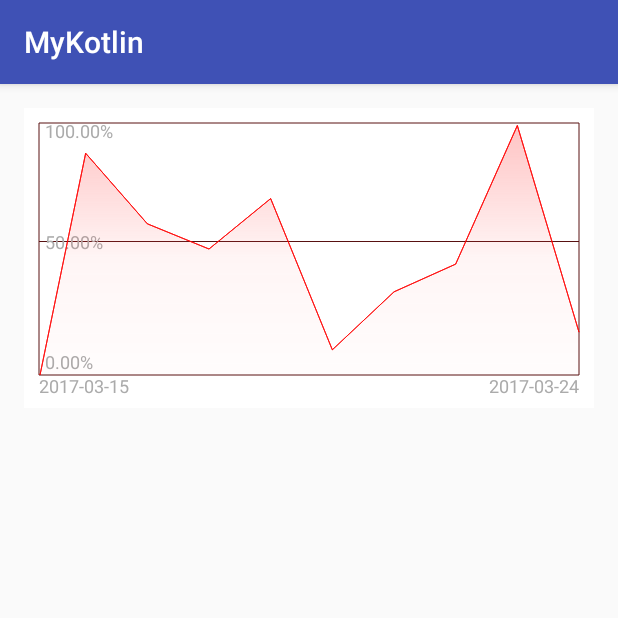
After one commit to xieenqi/KotlinLearn, an Android app: the ChartActivity screen opened directly, with no data from a screen before it, on a phone screen of 412 x 824 dp, the top half of it. The commit adds this screen. Run offline under Robolectric (Android 15) with nearby library versions, the phone set to English and light mode, and no system bars.

Commit message:
集成图表控件

```diff
--- /dev/null
+++ b/app/src/main/java/com/mykotlin/ChartActivity.kt
@@ -0,0 +1,38 @@
+package com.mykotlin
+
+import android.graphics.Color
+import android.support.v7.app.AppCompatActivity
+import android.os.Bundle
+import com.library.widget.chart.LineChartView
+import kotlinx.android.synthetic.main.activity_chart.*
+import java.util.*
+
+/*图标控件页面*/
+class ChartActivity : AppCompatActivity() {
+
+     var  mItems: ArrayList<LineChartView.ItemBean>? = null;
+
+     var  shadeColors: IntArray? = null
+
+    override fun onCreate(savedInstanceState: Bundle?) {
+        super.onCreate(savedInstanceState)
+        setContentView(R.layout.activity_chart)
+        //  初始化折线数据
+        mItems = ArrayList()
+        mItems!!.add(LineChartView.ItemBean(1489507200, 0))
+        mItems!!.add(LineChartView.ItemBean(1489593600, 88))
+        mItems!!.add(LineChartView.ItemBean(1489680000, 60))
+        mItems!!.add(LineChartView.ItemBean(1489766400, 50))
+        mItems!!.add(LineChartView.ItemBean(1489852800, 70))
+        mItems!!.add(LineChartView.ItemBean(1489939200, 10))
+        mItems!!.add(LineChartView.ItemBean(1490025600, 33))
+        mItems!!.add(LineChartView.ItemBean(1490112000, 44))
+        mItems!!.add(LineChartView.ItemBean(1490198400, 99))
+        mItems!!.add(LineChartView.ItemBean(1490284800, 17))
+
+        shadeColors = intArrayOf(Color.argb(100, 255, 86, 86), Color.argb(15, 255, 86, 86), Color.argb(0, 255, 86, 86))
+        lcv!!.items=mItems
+        lcv!!.shadeColors=shadeColors
+        lcv.startAnim(lcv,1000)
+    }
+}
--- /dev/null
+++ b/app/src/main/res/layout/activity_chart.xml
@@ -0,0 +1,24 @@
+<?xml version="1.0" encoding="utf-8"?>
+<RelativeLayout xmlns:android="http://schemas.android.com/apk/res/android"
+    xmlns:app="http://schemas.android.com/apk/res-auto"
+    xmlns:tools="http://schemas.android.com/tools"
+    android:id="@+id/activity_chart"
+    android:layout_width="match_parent"
+    android:layout_height="match_parent"
+    android:paddingBottom="@dimen/activity_vertical_margin"
+    android:paddingLeft="@dimen/activity_horizontal_margin"
+    android:paddingRight="@dimen/activity_horizontal_margin"
+    android:paddingTop="@dimen/activity_vertical_margin"
+    tools:context="com.mykotlin.ChartActivity">
+
+    <com.library.widget.chart.LineChartView
+        android:id="@+id/lcv"
+        android:layout_width="match_parent"
+        android:layout_height="200dp"
+        app:axesColor="#581111"
+        app:axesWidth="1px"
+        app:lineColor="#FF0000"
+        app:textColor="#ABABAB"
+        app:textSize="12dp" />
+
+</RelativeLayout>
--- a/app/src/main/res/layout/activity_main.xml
+++ b/app/src/main/res/layout/activity_main.xml
@@ -70,4 +70,10 @@
         android:layout_width="match_parent"
         android:layout_height="wrap_content"
         android:text="带一键删除的EditText" />
+
+    <Button
+        android:id="@+id/bt07"
+        android:layout_width="match_parent"
+        android:layout_height="wrap_content"
+        android:text="图标统计空间 折线图" />
 </LinearLayout>
--- /dev/null
+++ b/library/src/main/java/com/library/widget/chart/LineChartView.java
@@ -0,0 +1,386 @@
+package com.library.widget.chart;
+
+import android.animation.ObjectAnimator;
+import android.content.Context;
+import android.content.res.TypedArray;
+import android.graphics.Canvas;
+import android.graphics.Color;
+import android.graphics.DashPathEffect;
+import android.graphics.LinearGradient;
+import android.graphics.Paint;
+import android.graphics.Path;
+import android.graphics.PathEffect;
+import android.graphics.PathMeasure;
+import android.graphics.Shader;
+import android.util.AttributeSet;
+import android.view.View;
+import android.view.animation.LinearInterpolator;
+
+import com.library.R;
+
+import java.sql.Timestamp;
+import java.text.DateFormat;
+import java.text.SimpleDateFormat;
+import java.util.ArrayList;
+import java.util.List;
+import java.util.Locale;
+
+/**
+ * xnq 2017/3/14.
+ */
+
+public class LineChartView extends View {
+    private float xOrigin; //  x轴原点坐标
+    private float yOrigin;  //  y轴原点坐标
+    private int mMargin10;  //  10dp的间距
+    private int mWidth; //  控件宽度
+    private int mHeight;  //  控件高度
+    private int max = 100, min = 0;  //  最大值、最小值
+    private float yInterval;  //  y轴坐标间隔
+    private float xInterval;  //  x轴坐标间隔
+
+    private String startTime = "2017-03-15";
+    private String endTime = "2017-03-24";
+    private int timeWidth;  //  日期宽度
+
+    private List<ItemBean> mItems;//  折线数据
+
+    private int[] shadeColors; //  渐变阴影颜色
+
+    private int mAxesColor; //  坐标轴颜色
+    private float mAxesWidth; //  坐标轴宽度
+    private int mTextColor;  //  字体颜色
+    private float mTextSize; //  字体大小
+    private int mLineColor;  //  折线颜色
+    private int mBgColor;       //  背景色
+
+    private Paint mPaintText;     //  画文字的画笔
+    private Paint mPaintAxes;   //  坐标轴画笔
+    private Paint mPaintLine;   //  折线画笔
+    private Path mPath;   //    折线路径
+    private Paint mPaintShader; //  渐变色画笔
+    private Path mPathShader;   //  渐变色路径
+    private float mProgress;    //  动画进度
+
+    public int[] getShadeColors() {
+        return shadeColors;
+    }
+
+    public void setShadeColors(int[] shadeColors) {
+        this.shadeColors = shadeColors;
+    }
+
+    public int getMax() {
+        return max;
+    }
+
+    public void setMax(int max) {
+        this.max = max;
+    }
+
+    public int getMin() {
+        return min;
+    }
+
+    public void setMin(int min) {
+        this.min = min;
+    }
+
+    public String getStartTime() {
+        return startTime;
+    }
+
+    public void setStartTime(String startTime) {
+        this.startTime = startTime;
+    }
+
+    public String getEndTime() {
+        return endTime;
+    }
+
+    public void setEndTime(String endTime) {
+        this.endTime = endTime;
+    }
+
+    public List<ItemBean> getItems() {
+        return mItems;
+    }
+
+    public void setItems(List<ItemBean> items) {
+        mItems = items;
+    }
+
+    public int getAxesColor() {
+        return mAxesColor;
+    }
+
+    public void setAxesColor(int axesColor) {
+        mAxesColor = axesColor;
+    }
+
+    public float getAxesWidth() {
+        return mAxesWidth;
+    }
+
+    public void setAxesWidth(float axesWidth) {
+        mAxesWidth = axesWidth;
+    }
+
+    public int getTextColor() {
+        return mTextColor;
+    }
+
+    public void setTextColor(int textColor) {
+        mTextColor = textColor;
+    }
+
+    public float getTextSize() {
+        return mTextSize;
+    }
+
+    public void setTextSize(float textSize) {
+        mTextSize = textSize;
+    }
+
+
+    public int getLineColor() {
+        return mLineColor;
+    }
+
+    public void setLineColor(int lineColor) {
+        mLineColor = lineColor;
+    }
+
+    public int getBgColor() {
+        return mBgColor;
+    }
+
+    public void setBgColor(int bgColor) {
+        mBgColor = bgColor;
+    }
+
+    public LineChartView(Context context) {
+        super(context);
+        init();
+    }
+
+    public LineChartView(Context context, AttributeSet attrs) {
+        this(context, attrs, 0);
+        init();
+    }
+
+    public LineChartView(Context context, AttributeSet attrs, int defStyleAttr) {
+        super(context, attrs, defStyleAttr);
+        TypedArray typedArray = context.obtainStyledAttributes(attrs, R.styleable.LineChartView);
+        mAxesColor = typedArray.getColor(R.styleable.LineChartView_axesColor, Color.parseColor("#CCCCCC"));
+        mAxesWidth = typedArray.getDimension(R.styleable.LineChartView_axesWidth, 1);
+        mTextColor = typedArray.getColor(R.styleable.LineChartView_textColor, Color.parseColor("#ABABAB"));
+        mTextSize = typedArray.getDimension(R.styleable.LineChartView_textSize, 32);
+        mLineColor = typedArray.getColor(R.styleable.LineChartView_lineColor, Color.RED);
+        mBgColor = typedArray.getColor(R.styleable.LineChartView_bgColor, Color.WHITE);
+        typedArray.recycle();
+
+        //  初始化渐变色
+        shadeColors = new int[]{
+                Color.argb(100, 255, 86, 86), Color.argb(15, 255, 86, 86),
+                Color.argb(0, 255, 86, 86)};
+        //  初始化折线数据
+        mItems = new ArrayList<>();
+        mMargin10 = ScreenUtils.dp2px(context, 10);
+        init();
+    }
+
+    private void init() {
+        //  初始化坐标轴画笔
+        mPaintAxes = new Paint();
+        mPaintAxes.setColor(mAxesColor);
+        mPaintAxes.setStrokeWidth(mAxesWidth);
+
+        //  初始化文字画笔
+        mPaintText = new Paint();
+        mPaintText.setStyle(Paint.Style.FILL);
+        mPaintText.setAntiAlias(true); //抗锯齿
+        mPaintText.setTextSize(mTextSize);
+        mPaintText.setColor(mTextColor);
+        mPaintText.setTextAlign(Paint.Align.LEFT);
+
+        //  初始化折线的画笔
+        mPaintLine = new Paint();
+        mPaintLine.setStyle(Paint.Style.STROKE);
+        mPaintLine.setAntiAlias(true);
+        mPaintLine.setStrokeWidth(mAxesWidth / 2);
+        mPaintLine.setColor(mLineColor);
+
+        //  初始化折线路径
+        mPath = new Path();
+        mPathShader = new Path();
+
+        //  阴影画笔
+        mPaintShader = new Paint();
+        mPaintShader.setAntiAlias(true);
+        mPaintShader.setStrokeWidth(2f);
+    }
+
+    @Override
+    protected void onLayout(boolean changed, int left, int top, int right, int bottom) {
+        super.onLayout(changed, left, top, right, bottom);
+        if (changed) {
+
+            mWidth = getWidth();
+            mHeight = getHeight();
+            timeWidth = (int) mPaintText.measureText(startTime);
+            //  初始化原点坐标
+            xOrigin = mMargin10;
+            yOrigin = (mHeight - mTextSize - mMargin10);
+
+            //  设置背景色
+            setBackgroundColor(mBgColor);
+        }
+    }
+
+    @Override
+    protected void onDraw(Canvas canvas) {
+        super.onDraw(canvas);
+        //  Y轴间距
+        yInterval = (max - min) / (yOrigin - mMargin10);
+        xInterval = (mWidth - xOrigin) / (mItems.size() - 1);
+        //  画坐标轴
+        drawAxes(canvas);
+        //  画文字
+        drawText(canvas);
+        //  画折线
+        drawLine(canvas);
+
+        //  设置动画
+        setAnim(canvas);
+    }
+
+    private void setAnim(Canvas canvas) {
+
+        PathMeasure measure = new PathMeasure(mPath, false);
+        float pathLength = measure.getLength();
+        PathEffect effect = new DashPathEffect(new float[]{pathLength,
+                pathLength}, pathLength - pathLength * mProgress);
+        mPaintLine.setPathEffect(effect);
+        canvas.drawPath(mPath, mPaintLine);
+    }
+
+    private void drawLine(Canvas canvas) {
+        //  画坐标点
+        for (int i = 0; i < mItems.size(); i++) {
+            float x = i * xInterval + xOrigin + mAxesWidth;
+            if (i == 0) {
+                mPathShader.moveTo(x, yOrigin - (mItems.get(i).getValue() - min) / yInterval);
+                mPath.moveTo(x, yOrigin - (mItems.get(i).getValue() - min) / yInterval);
+            } else {
+                mPath.lineTo(x - mMargin10 - mAxesWidth, yOrigin - (mItems.get(i).getValue() - min) / yInterval);
+                mPathShader.lineTo(x - mMargin10 - mAxesWidth, yOrigin - (mItems.get(i).getValue() - min) / yInterval);
+                if (i == mItems.size() - 1) {
+                    mPathShader.lineTo(x - mMargin10 - mAxesWidth, yOrigin);
+                    mPathShader.lineTo(xOrigin, yOrigin);
+                    mPathShader.close();
+                }
+            }
+        }
+
+        //  渐变阴影
+        Shader mShader = new LinearGradient(0, 0, 0, getHeight(), shadeColors, null, Shader.TileMode.CLAMP);
+        mPaintShader.setShader(mShader);
+
+        //  绘制渐变阴影
+        canvas.drawPath(mPathShader, mPaintShader);
+    }
+
+    private void drawText(Canvas canvas) {
+
+        //  绘制最大值
+        String maxValue=String.format(Locale.getDefault(),"%.2f", max * 100 / 100.0) + "%";
+        canvas.drawText(maxValue, xOrigin + 6, 2 * mMargin10, mPaintText);
+        //  绘制最小值
+        String minValue=String.format(Locale.getDefault(),"%.2f", min * 100 / 100.0) + "%";
+        canvas.drawText(minValue, xOrigin + 6, yOrigin - 6, mPaintText);
+        //  绘制中间值
+        String midValue=String.format(Locale.getDefault(),"%.2f", (min + max) * 100 / 200.0) + "%";
+        canvas.drawText(midValue, xOrigin + 6, (yOrigin + mMargin10) / 2, mPaintText);
+
+        //  绘制开始日期
+        canvas.drawText(startTime, xOrigin, mHeight - mMargin10, mPaintText);
+        //  绘制结束日期
+        canvas.drawText(endTime, mWidth - timeWidth - mMargin10, mHeight - mMargin10, mPaintText);
+    }
+
+    //  画坐标轴
+    private void drawAxes(Canvas canvas) {
+        //  绘制X轴
+        canvas.drawLine(xOrigin, yOrigin, mWidth - mMargin10, yOrigin, mPaintAxes);
+        //  绘制X中轴线
+        canvas.drawLine(xOrigin, yOrigin / 2, mWidth - mMargin10, yOrigin / 2, mPaintAxes);
+        //  绘制X上边线
+        canvas.drawLine(xOrigin, mMargin10, mWidth - mMargin10, mMargin10, mPaintAxes);
+        //  绘制画Y轴
+        canvas.drawLine(xOrigin, yOrigin, xOrigin, mMargin10, mPaintAxes);
+        //  绘制Y右边线
+        canvas.drawLine(mWidth - mMargin10, mMargin10, mWidth - mMargin10, yOrigin, mPaintAxes);
+    }
+
+
+    public static String timeStampToString(Long num) {
+        Timestamp ts = new Timestamp(num * 1000);
+        DateFormat sdf = new SimpleDateFormat("yyyy-MM-dd");
+        return sdf.format(ts);
+    }
+
+    //  计算动画进度
+    public void setPercentage(float percentage) {
+        if (percentage < 0.0f || percentage > 1.0f) {
+            throw new IllegalArgumentException(
+                    "setPercentage not between 0.0f and 1.0f");
+        }
+        mProgress = percentage;
+        invalidate();
+    }
+
+    /**
+     * @param lineChartView
+     * @param duration      动画持续时间
+     */
+    public void startAnim(LineChartView lineChartView, long duration) {
+        ObjectAnimator anim = ObjectAnimator.ofFloat(lineChartView, "percentage", 0.0f, 1.0f);
+        anim.setDuration(duration);
+        anim.setInterpolator(new LinearInterpolator());
+        anim.start();
+    }
+
+    //  折线数据的实体类
+    public static class ItemBean {
+
+        private long Timestamp;
+        private int value;
+
+        public ItemBean(){}
+
+
+        public ItemBean(long timestamp, int value) {
+            super();
+            Timestamp = timestamp;
+            this.value = value;
+        }
+
+        public long getTimestamp() {
+            return Timestamp;
+        }
+
+        public void setTimestamp(long timestamp) {
+            Timestamp = timestamp;
+        }
+
+        public int getValue() {
+            return value;
+        }
+
+        public void setValue(int value) {
+            this.value = value;
+        }
+
+    }
+}
--- /dev/null
+++ b/library/src/main/java/com/library/widget/chart/ScreenUtils.java
@@ -0,0 +1,51 @@
+package com.library.widget.chart;
+
+import android.content.Context;
+import android.util.DisplayMetrics;
+
+/**
+ * ScreenUtils
+ */
+public class ScreenUtils {
+    private static int screenW;
+    private static int screenH;
+    private static float screenDensity;
+
+    public static int getScreenW(Context context){
+        if (screenW == 0){
+            initScreen(context);
+        }
+        return screenW;
+    }
+
+    public static int getScreenH(Context context){
+        if (screenH == 0){
+            initScreen(context);
+        }
+        return screenH;
+    }
+
+    public static float getScreenDensity(Context context){
+        if (screenDensity == 0){
+            initScreen(context);
+        }
+        return screenDensity;
+    }
+
+    private static void initScreen(Context context){
+        DisplayMetrics metric = context.getResources().getDisplayMetrics();
+        screenW = metric.widthPixels;
+        screenH = metric.heightPixels;
+        screenDensity = metric.density;
+    }
+
+
+    public static int dp2px(Context context, float dpValue) {
+        return (int) (dpValue * getScreenDensity(context) + 0.5f);
+    }
+
+
+    public static int px2dp(Context context, float pxValue) {
+        return (int) (pxValue / getScreenDensity(context) + 0.5f);
+    }
+}
```
Also changed, not shown: app/src/main/AndroidManifest.xml (+6 -1 lines), app/src/main/java/com/mykotlin/Example.java (added, +27 -0 lines), app/src/main/java/com/mykotlin/MainActivity.java (+14 -1 lines), library/src/main/res/values/attrs.xml (+11 -0 lines).
